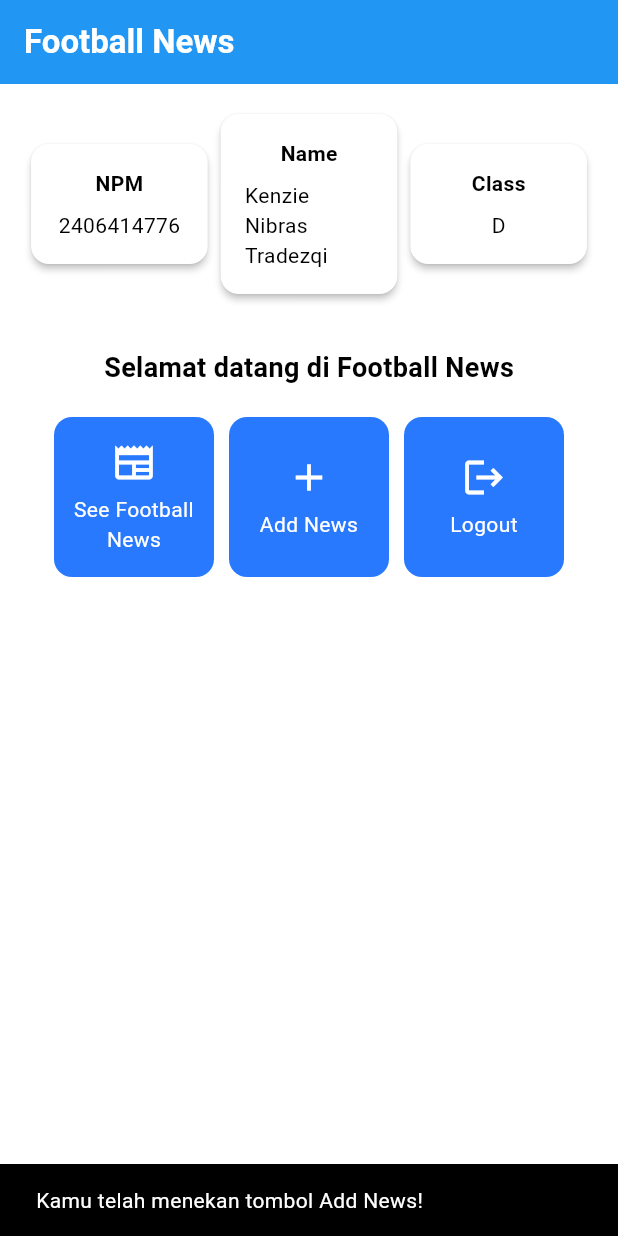
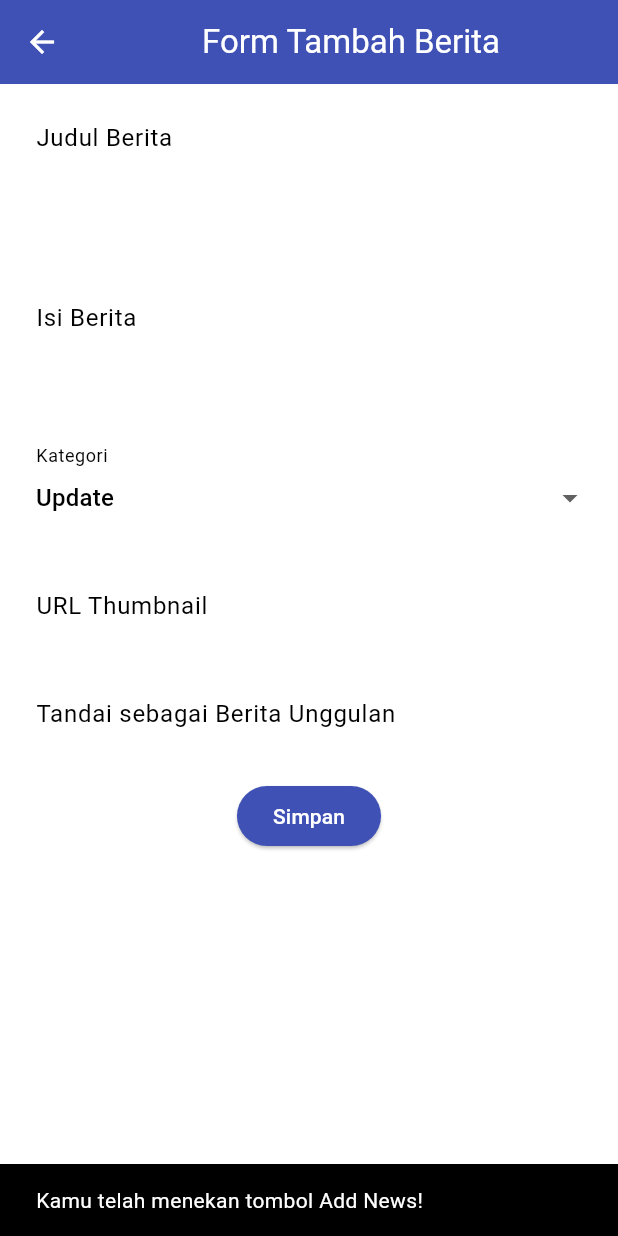
Before and after one commit to kenziebras/football-news-mobile, a Flutter app: the MyHomePage screen opened directly, after a tap on "Add News", on a phone screen of 412 x 824 dp. Run offline on Flutter 3.47's test engine with Material 3 defaults, Android fonts, the phone set to English and light mode, and no system bars.

Commit message:
Tutorial 7

```diff
--- a/lib/menu.dart
+++ /dev/null
@@ -1,188 +0,0 @@
-import 'package:flutter/material.dart';
-
-class MyHomePage extends StatelessWidget {
-  MyHomePage({super.key, required ColorScheme colorScheme});
-
-  final String nama = "Kenzie Nibras Tradezqi"; //nama
-  final String npm = "2406414776"; //npm
-  final String kelas = "D"; //kelas
-
-  final List<ItemHomepage> items = [
-    ItemHomepage("See Football News", Icons.newspaper),
-    ItemHomepage("Add News", Icons.add),
-    ItemHomepage("Logout", Icons.logout),
-  ];
-
-  @override
-    Widget build(BuildContext context) {
-    // Scaffold menyediakan struktur dasar halaman dengan AppBar dan body.
-    return Scaffold(
-      // AppBar adalah bagian atas halaman yang menampilkan judul.
-      appBar: AppBar(
-        // Judul aplikasi "Football News" dengan teks putih dan tebal.
-        title: const Text(
-          'Football News',
-          style: TextStyle(
-            color: Colors.white,
-            fontWeight: FontWeight.bold,
-          ),
-        ),
-        // Warna latar belakang AppBar diambil dari skema warna tema aplikasi.
-        backgroundColor: Theme.of(context).colorScheme.primary,
-      ),
-      // Body halaman dengan padding di sekelilingnya.
-      body: Padding(
-        padding: const EdgeInsets.all(16.0),
-        // Menyusun widget secara vertikal dalam sebuah kolom.
-        child: Column(
-          crossAxisAlignment: CrossAxisAlignment.center,
-          children: [
-            // Row untuk menampilkan 3 InfoCard secara horizontal.
-            Row(
-              mainAxisAlignment: MainAxisAlignment.spaceEvenly,
-              children: [
-                InfoCard(title: 'NPM', content: npm),
-                InfoCard(title: 'Name', content: nama),
-                InfoCard(title: 'Class', content: kelas),
-              ],
-            ),
-
-            // Memberikan jarak vertikal 16 unit.
-            const SizedBox(height: 16.0),
-
-            // Menempatkan widget berikutnya di tengah halaman.
-            Center(
-              child: Column(
-                // Menyusun teks dan grid item secara vertikal.
-
-                children: [
-                  // Menampilkan teks sambutan dengan gaya tebal dan ukuran 18.
-                  const Padding(
-                    padding: EdgeInsets.only(top: 16.0),
-                    child: Text(
-                      'Selamat datang di Football News',
-                      style: TextStyle(
-                        fontWeight: FontWeight.bold,
-                        fontSize: 18.0,
-                      ),
-                    ),
-                  ),
-
-                  // Grid untuk menampilkan ItemCard dalam bentuk grid 3 kolom.
-                  GridView.count(
-                    primary: true,
-                    padding: const EdgeInsets.all(20),
-                    crossAxisSpacing: 10,
-                    mainAxisSpacing: 10,
-                    crossAxisCount: 3,
-                    // Agar grid menyesuaikan tinggi kontennya.
-                    shrinkWrap: true,
-
-                    // Menampilkan ItemCard untuk setiap item dalam list items.
-                    children: items.map((ItemHomepage item) {
-                      return ItemCard(item);
-                    }).toList(),
-                  ),
-                ],
-              ),
-            ),
-          ],
-        ),
-      ),
-    );
-  }
-}
-
-class InfoCard extends StatelessWidget {
-  // Kartu informasi yang menampilkan title dan content.
-
-  final String title;  // Judul kartu.
-  final String content;  // Isi kartu.
-
-  const InfoCard({super.key, required this.title, required this.content});
-
-  @override
-  Widget build(BuildContext context) {
-    return Card(
-      // Membuat kotak kartu dengan bayangan dibawahnya.
-      elevation: 2.0,
-      child: Container(
-        // Mengatur ukuran dan jarak di dalam kartu.
-        width: MediaQuery.of(context).size.width / 3.5, // menyesuaikan dengan lebar device yang digunakan.
-        padding: const EdgeInsets.all(16.0),
-        // Menyusun title dan content secara vertikal.
-        child: Column(
-          children: [
-            Text(
-              title,
-              style: const TextStyle(fontWeight: FontWeight.bold),
-            ),
-            const SizedBox(height: 8.0),
-            Text(content),
-          ],
-        ),
-      ),
-    );
-  }
-}
-
-class ItemHomepage {
-  final String name;
-  final IconData icon;
-
-  ItemHomepage(this.name, this.icon);
-}
-
-class ItemCard extends StatelessWidget {
-  // Menampilkan kartu dengan ikon dan nama.
-
-  final ItemHomepage item;
-
-  const ItemCard(this.item, {super.key});
-
-  @override
-  Widget build(BuildContext context) {
-    return Material(
-      // Menentukan warna latar belakang dari tema aplikasi.
-      color: Theme.of(context).colorScheme.secondary,
-      // Membuat sudut kartu melengkung.
-      borderRadius: BorderRadius.circular(12),
-
-      child: InkWell(
-        // Aksi ketika kartu ditekan.
-        onTap: () {
-          // Menampilkan pesan SnackBar saat kartu ditekan.
-          ScaffoldMessenger.of(context)
-            ..hideCurrentSnackBar()
-            ..showSnackBar(
-              SnackBar(content: Text("Kamu telah menekan tombol ${item.name}!"))
-            );
-        },
-        // Container untuk menyimpan Icon dan Text
-        child: Container(
-          padding: const EdgeInsets.all(8),
-          child: Center(
-            child: Column(
-              // Menyusun ikon dan teks di tengah kartu.
-              mainAxisAlignment: MainAxisAlignment.center,
-              children: [
-                Icon(
-                  item.icon,
-                  color: Colors.white,
-                  size: 30.0,
-                ),
-                const Padding(padding: EdgeInsets.all(3)),
-                Text(
-                  item.name,
-                  textAlign: TextAlign.center,
-                  style: const TextStyle(color: Colors.white),
-                ),
-              ],
-            ),
-          ),
-        ),
-      ),
-    );
-  }
-
-}
--- /dev/null
+++ b/lib/screens/menu.dart
@@ -0,0 +1,118 @@
+import 'package:flutter/material.dart';
+// Impor drawer
+import 'package:football_news/widgets/left_drawer.dart';
+// Impor card (yang sekarang berisi ItemHomepage dan ItemCard)
+import 'package:football_news/widgets/news_card.dart';
+
+class MyHomePage extends StatelessWidget {
+  MyHomePage({super.key, required ColorScheme colorScheme});
+
+  // Data Anda (tidak berubah)
+  final String nama = "Kenzie Nibras Tradezqi"; //nama
+  final String npm = "2406414776"; //npm
+  final String kelas = "D"; //kelas
+
+  final List<ItemHomepage> items = [
+    ItemHomepage("See Football News", Icons.newspaper),
+    ItemHomepage("Add News", Icons.add),
+    ItemHomepage("Logout", Icons.logout),
+  ];
+
+  @override
+    Widget build(BuildContext context) {
+    return Scaffold(
+      appBar: AppBar(
+        title: const Text(
+          'Football News', //
+          style: TextStyle(
+            color: Colors.white, //
+            fontWeight: FontWeight.bold, //
+          ),
+        ),
+        backgroundColor: Theme.of(context).colorScheme.primary, //
+      ),
+
+      // TAMBAHKAN DRAWER DI SINI
+      drawer: const LeftDrawer(),
+
+      // Body (kode Anda yang sudah ada, tidak perlu diubah)
+      body: Padding(
+        padding: const EdgeInsets.all(16.0),
+        child: Column(
+          crossAxisAlignment: CrossAxisAlignment.center,
+          children: [
+            Row(
+              mainAxisAlignment: MainAxisAlignment.spaceEvenly,
+              children: [
+                InfoCard(title: 'NPM', content: npm),
+                InfoCard(title: 'Name', content: nama),
+                InfoCard(title: 'Class', content: kelas),
+              ],
+            ),
+            const SizedBox(height: 16.0),
+            Center(
+              child: Column(
+                children: [
+                  const Padding(
+                    padding: EdgeInsets.only(top: 16.0),
+                    child: Text(
+                      'Selamat datang di Football News',
+                      style: TextStyle(
+                        fontWeight: FontWeight.bold,
+                        fontSize: 18.0,
+                      ),
+                    ),
+                  ),
+                  GridView.count(
+                    primary: true,
+                    padding: const EdgeInsets.all(20),
+                    crossAxisSpacing: 10,
+                    mainAxisSpacing: 10,
+                    crossAxisCount: 3,
+                    shrinkWrap: true,
+                    // Ini akan otomatis menggunakan ItemCard dari news_card.dart
+                    // berkat impor di atas
+                    children: items.map((ItemHomepage item) {
+                      return ItemCard(item);
+                    }).toList(),
+                  ),
+                ],
+              ),
+            ),
+          ],
+        ),
+      ),
+    );
+  }
+}
+
+// Kelas InfoCard tetap di sini (tidak dipindah)
+class InfoCard extends StatelessWidget {
+  final String title;
+  final String content;
+
+  const InfoCard({super.key, required this.title, required this.content});
+
+  @override
+  Widget build(BuildContext context) {
+    return Card(
+      elevation: 2.0,
+      child: Container(
+        width: MediaQuery.of(context).size.width / 3.5,
+        padding: const EdgeInsets.all(16.0),
+        child: Column(
+          children: [
+            Text(
+              title,
+              style: const TextStyle(fontWeight: FontWeight.bold),
+            ),
+            const SizedBox(height: 8.0),
+            Text(content),
+          ],
+        ),
+      ),
+    );
+  }
+}
+
+// KELAS ItemHomepage DAN ItemCard DIHAPUS DARI SINI
--- /dev/null
+++ b/lib/screens/newslist_form.dart
@@ -0,0 +1,207 @@
+import 'package:flutter/material.dart';
+// TODO: Impor drawer yang sudah dibuat sebelumnya
+// import 'package:football_news/widgets/left_drawer.dart';
+
+class NewsFormPage extends StatefulWidget {
+  const NewsFormPage({super.key}); //
+
+  @override
+  State<NewsFormPage> createState() => _NewsFormPageState(); //
+}
+
+class _NewsFormPageState extends State<NewsFormPage> {
+  final _formKey = GlobalKey<FormState>(); //
+  String _title = ""; //
+  String _content = ""; //
+  String _category = "update"; // default
+  String _thumbnail = ""; //
+  bool _isFeatured = false; // default
+  final List<String> _categories = [ //
+    'transfer',
+    'update',
+    'exclusive',
+    'match',
+    'rumor',
+    'analysis',
+  ];
+
+  @override
+  Widget build(BuildContext context) {
+    return Scaffold(
+      appBar: AppBar(
+        title: const Center(
+          child: Text('Form Tambah Berita'), //
+        ),
+        backgroundColor: Colors.indigo, //
+        foregroundColor: Colors.white, //
+      ),
+      // TODO: Tambahkan drawer yang sudah dibuat di sini
+      // (misal: drawer: LeftDrawer(),)
+      body: Form(
+        key: _formKey, //
+        child: SingleChildScrollView( //
+          child: Column( //
+            crossAxisAlignment: CrossAxisAlignment.start, //
+            children: [
+              // === Title ===
+              Padding(
+                padding: const EdgeInsets.all(8.0), //
+                child: TextFormField(
+                  decoration: InputDecoration(
+                    hintText: "Judul Berita", //
+                    labelText: "Judul Berita", //
+                    border: OutlineInputBorder( //
+                      borderRadius: BorderRadius.circular(5.0), //
+                    ),
+                  ),
+                  onChanged: (String? value) { //
+                    setState(() {
+                      _title = value!; //
+                    });
+                  },
+                  validator: (String? value) { //
+                    if (value == null || value.isEmpty) { //
+                      return "Judul tidak boleh kosong!"; //
+                    }
+                    return null; //
+                  },
+                ),
+              ),
+              // === Content ===
+              Padding(
+                padding: const EdgeInsets.all(8.0), //
+                child: TextFormField(
+                  maxLines: 5, //
+                  decoration: InputDecoration(
+                    hintText: "Isi Berita", //
+                    labelText: "Isi Berita", //
+                    border: OutlineInputBorder(
+                      borderRadius: BorderRadius.circular(5.0),
+                    ),
+                  ),
+                  onChanged: (String? value) { //
+                    setState(() {
+                      _content = value!; //
+                    });
+                  },
+                  validator: (String? value) { //
+                    if (value == null || value.isEmpty) {
+                      return "Isi berita tidak boleh kosong!"; //
+                    }
+                    return null;
+                  },
+                ),
+              ),
+              // === Category ===
+              Padding(
+                padding: const EdgeInsets.all(8.0), //
+                child: DropdownButtonFormField<String>(
+                  decoration: InputDecoration(
+                    labelText: "Kategori", //
+                    border: OutlineInputBorder(
+                      borderRadius: BorderRadius.circular(5.0),
+                    ),
+                  ),
+                  value: _category, //
+                  items: _categories //
+                      .map((cat) => DropdownMenuItem(
+                            value: cat,
+                            child: Text(cat[0].toUpperCase() + cat.substring(1)), //
+                          ))
+                      .toList(),
+                  onChanged: (String? newValue) { //
+                    setState(() {
+                      _category = newValue!; //
+                    });
+                  },
+                ),
+              ),
+              // === Thumbnail URL ===
+              Padding(
+                padding: const EdgeInsets.all(8.0), //
+                child: TextFormField(
+                  decoration: InputDecoration(
+                    hintText: "URL Thumbnail (opsional)", //
+                    labelText: "URL Thumbnail", //
+                    border: OutlineInputBorder(
+                      borderRadius: BorderRadius.circular(5.0),
+                    ),
+                  ),
+                  onChanged: (String? value) { //
+                    setState(() {
+                      _thumbnail = value!; //
+                    });
+                  },
+                ),
+              ),
+              // === Is Featured ===
+              Padding(
+                padding: const EdgeInsets.all(8.0), //
+                child: SwitchListTile(
+                  title: const Text("Tandai sebagai Berita Unggulan"), //
+                  value: _isFeatured, //
+                  onChanged: (bool value) { //
+                    setState(() {
+                      _isFeatured = value; //
+                    });
+                  },
+                ),
+              ),
+              // === Tombol Simpan ===
+              Align(
+                alignment: Alignment.bottomCenter, //
+                child: Padding(
+                  padding: const EdgeInsets.all(8.0), //
+                  child: ElevatedButton(
+                    style: ButtonStyle(
+                      backgroundColor:
+                          MaterialStateProperty.all(Colors.indigo), //
+                    ),
+                    onPressed: () {
+                      if (_formKey.currentState!.validate()) { //
+                        showDialog( //
+                          context: context,
+                          builder: (context) {
+                            return AlertDialog(
+                              title: const Text('Berita berhasil disimpan!'), //
+                              content: SingleChildScrollView(
+                                child: Column(
+                                  crossAxisAlignment: CrossAxisAlignment.start, //
+                                  children: [
+                                    Text('Judul: $_title'), //
+                                    // TODO: Munculkan value-value lainnya
+                                    Text('Isi: $_content'), //
+                                    Text('Kategori: $_category'), //
+                                    Text('Thumbnail: $_thumbnail'), //
+                                    Text('Unggulan: ${_isFeatured ? "Ya" : "Tidak"}'), //
+                                  ],
+                                ),
+                              ),
+                              actions: [
+                                TextButton(
+                                  child: const Text('OK'), //
+                                  onPressed: () {
+                                    Navigator.pop(context); //
+                                  },
+                                ),
+                              ],
+                            );
+                          },
+                        );
+                        _formKey.currentState!.reset(); //
+                      }
+                    },
+                    child: const Text(
+                      "Simpan", //
+                      style: TextStyle(color: Colors.white), //
+                    ),
+                  ),
+                ),
+              ),
+            ],
+          ),
+        ),
+      ),
+    );
+  }
+}
--- /dev/null
+++ b/lib/widgets/left_drawer.dart
@@ -0,0 +1,77 @@
+import 'package:flutter/material.dart';
+// Sesuaikan path ini dengan lokasi file menu.dart Anda setelah dipindah
+import 'package:football_news/screens/menu.dart';
+import 'package:football_news/screens/newslist_form.dart';
+// TODO: Impor halaman News FormPage setelah dibuat
+// import 'package:football_news/screens/newslist_form.dart';
+
+class LeftDrawer extends StatelessWidget {
+  const LeftDrawer({super.key});
+
+  @override
+  Widget build(BuildContext context) {
+    return Drawer(
+      child: ListView(
+        children: [
+          const DrawerHeader(
+            decoration: BoxDecoration(
+              color: Colors.blue, //
+            ),
+            child: Column(
+              children: [
+                Text(
+                  'Football News', //
+                  textAlign: TextAlign.center,
+                  style: TextStyle(
+                    fontSize: 30, //
+                    fontWeight: FontWeight.bold, //
+                    color: Colors.white, //
+                  ),
+                ),
+                Padding(padding: EdgeInsets.all(10)), //
+                Text(
+                  "Seluruh berita sepak bola terkini di sini!", //
+                  // TODO: Tambahkan gaya teks (center, 15, putih, normal)
+                  textAlign: TextAlign.center,
+                  style: TextStyle(
+                    fontSize: 15,
+                    color: Colors.white,
+                    fontWeight: FontWeight.normal,
+                  ),
+                ),
+              ],
+            ),
+          ),
+
+          // --- ROUTING ---
+          ListTile(
+            leading: const Icon(Icons.home_outlined), //
+            title: const Text('Home'), //
+            onTap: () {
+              // Navigasi ke halaman utama (MyHomePage)
+              Navigator.pushReplacement(
+                context,
+                MaterialPageRoute(
+                  // Gunakan nama kelas halaman utama Anda
+                  builder: (context) => MyHomePage(colorScheme: Theme.of(context).colorScheme),
+                ),
+              );
+            },
+          ),
+          ListTile(
+            leading: const Icon(Icons.post_add), //
+            title: const Text('Add News'), //
+            onTap: () {
+              //TODO: Buatlah routing ke NewsFormPage di sini
+              Navigator.push(
+                context,
+                MaterialPageRoute(builder: (context) => const NewsFormPage()),
+              );
+            },
+          ),
+          // TODO: Buat ListTile baru untuk ke halaman melihat news
+        ],
+      ),
+    );
+  }
+}
--- /dev/null
+++ b/lib/widgets/news_card.dart
@@ -0,0 +1,67 @@
+import 'package:flutter/material.dart';
+// Impor halaman form
+import 'package:football_news/screens/newslist_form.dart';
+
+// Kelas Model Data Anda (dipindahkan dari menu.dart)
+class ItemHomepage {
+  final String name;
+  final IconData icon;
+
+  ItemHomepage(this.name, this.icon);
+}
+
+// Widget Card Anda (dipindahkan dari menu.dart dan dimodifikasi)
+class ItemCard extends StatelessWidget {
+  final ItemHomepage item;
+  const ItemCard(this.item, {super.key});
+
+  @override
+  Widget build(BuildContext context) {
+    return Material(
+      color: Theme.of(context).colorScheme.secondary,
+      borderRadius: BorderRadius.circular(12),
+      child: InkWell(
+        // Modifikasi onTap
+        onTap: () {
+          // Menampilkan pesan SnackBar (kode Anda yang sudah ada)
+          ScaffoldMessenger.of(context)
+            ..hideCurrentSnackBar()
+            ..showSnackBar(
+              SnackBar(content: Text("Kamu telah menekan tombol ${item.name}!"))
+            );
+
+          // Tambahkan Navigasi
+          // Cek nama item (sesuai data di menu.dart Anda)
+          if (item.name == "Add News") {
+            // TODO: Gunakan Navigator.push untuk ke NewsFormPage
+            Navigator.push(
+              context,
+              MaterialPageRoute(builder: (context) => const NewsFormPage()),
+            );
+          }
+        },
+        child: Container(
+          padding: const EdgeInsets.all(8),
+          child: Center(
+            child: Column(
+              mainAxisAlignment: MainAxisAlignment.center,
+              children: [
+                Icon(
+                  item.icon,
+                  color: Colors.white,
+                  size: 30.0,
+                ),
+                const Padding(padding: EdgeInsets.all(3)),
+                Text(
+                  item.name,
+                  textAlign: TextAlign.center,
+                  style: const TextStyle(color: Colors.white),
+                ),
+              ],
+            ),
+          ),
+        ),
+      ),
+    );
+  }
+}
```
Also changed, not shown: lib/main.dart (+2 -17 lines).
